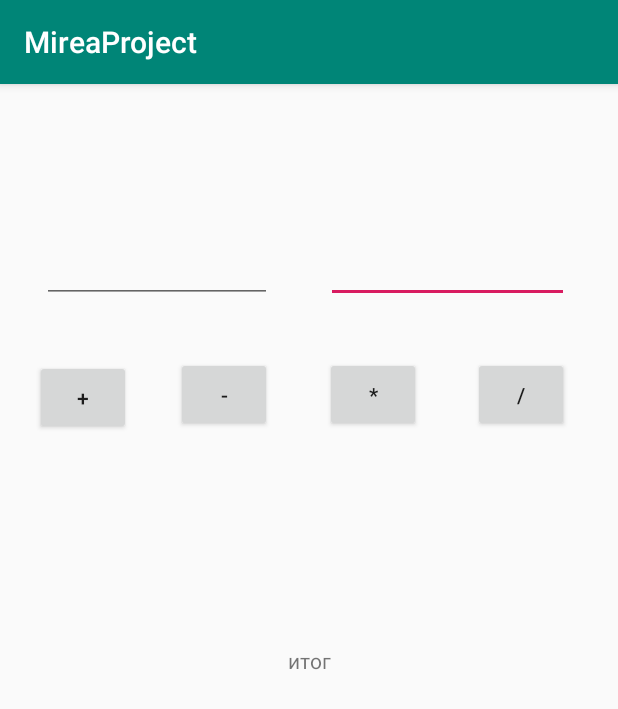
After one commit to JuliaDadasheva/MobileApplication, an Android app: the fragment CalcFragment shown on its own in the app's theme, on a phone screen of 412 x 824 dp. The commit adds this screen. Shown: the top 709 px of the screen. Run offline under Robolectric (Android 15) with nearby library versions, the phone set to English and light mode, and no system bars.

Commit message:
lablesson3

```diff
--- a/MireaProject/app/build.gradle
+++ b/MireaProject/app/build.gradle
@@ -26,6 +26,7 @@ dependencies {
     implementation 'androidx.navigation:navigation-fragment:2.0.0'
     implementation 'androidx.navigation:navigation-ui:2.0.0'
     implementation 'androidx.lifecycle:lifecycle-extensions:2.0.0'
+    implementation 'androidx.legacy:legacy-support-v4:1.0.0'
     testImplementation 'junit:junit:4.12'
     androidTestImplementation 'androidx.test:runner:1.1.1'
     androidTestImplementation 'androidx.test.espresso:espresso-core:3.1.1'
--- a/MireaProject/app/src/main/AndroidManifest.xml
+++ b/MireaProject/app/src/main/AndroidManifest.xml
@@ -1,7 +1,7 @@
 <?xml version="1.0" encoding="utf-8"?>
 <manifest xmlns:android="http://schemas.android.com/apk/res/android"
     package="ru.mirea.dadasheva.mireaproject">
-
+    <uses-permission android:name="android.permission.INTERNET" />
     <application
         android:allowBackup="true"
         android:icon="@mipmap/ic_launcher"
@@ -9,10 +9,12 @@
         android:roundIcon="@mipmap/ic_launcher_round"
         android:supportsRtl="true"
         android:theme="@style/AppTheme">
+
         <activity
             android:name=".MainActivity"
             android:label="@string/app_name"
             android:theme="@style/AppTheme.NoActionBar">
+
             <intent-filter>
                 <action android:name="android.intent.action.MAIN" />
 
--- /dev/null
+++ b/MireaProject/app/src/main/java/ru/mirea/dadasheva/mireaproject/CalcFragment.java
@@ -0,0 +1,136 @@
+package ru.mirea.dadasheva.mireaproject;
+
+import android.os.Bundle;
+import androidx.fragment.app.Fragment;
+import android.text.TextUtils;
+import android.view.LayoutInflater;
+import android.view.View;
+import android.view.ViewGroup;
+import android.widget.Button;
+import android.widget.EditText;
+import android.widget.TextView;
+
+/**
+ * A simple {@link Fragment} subclass.
+ * Use the {@link CalcFragment#newInstance} factory method to
+ * create an instance of this fragment.
+ */
+public class CalcFragment extends Fragment implements View.OnClickListener {
+     EditText etNum1;
+    EditText etNum2;
+    Button btnAdd;
+    Button btnSub;
+    Button btnMult;
+    Button btnDiv;
+
+    TextView tvResult;
+
+    String oper = "";
+    // TODO: Rename parameter arguments, choose names that match
+    // the fragment initialization parameters, e.g. ARG_ITEM_NUMBER
+    private static final String ARG_PARAM1 = "param1";
+    private static final String ARG_PARAM2 = "param2";
+
+    // TODO: Rename and change types of parameters
+    private String mParam1;
+    private String mParam2;
+
+
+    public CalcFragment() {
+        // Required empty public constructor
+
+    }
+
+    /**
+     * Use this factory method to create a new instance of
+     * this fragment using the provided parameters.
+     *
+     * @param param1 Parameter 1.
+     * @param param2 Parameter 2.
+     * @return A new instance of fragment CalcFragment.
+     */
+    // TODO: Rename and change types and number of parameters
+    public static CalcFragment newInstance(String param1, String param2) {
+        CalcFragment fragment = new CalcFragment();
+        Bundle args = new Bundle();
+        args.putString(ARG_PARAM1, param1);
+        args.putString(ARG_PARAM2, param2);
+        fragment.setArguments(args);
+        return fragment;
+    }
+    @Override
+    public void onClick(View v) {
+        // TODO Auto-generated method stub
+        float num1 = 0;
+        float num2 = 0;
+        float result = 0;
+
+        // Проверяем поля на пустоту
+        if (TextUtils.isEmpty(etNum1.getText().toString())
+                || TextUtils.isEmpty(etNum2.getText().toString())) {
+            return;
+        }
+
+        // читаем EditText и заполняем переменные числами
+        num1 = Float.parseFloat(etNum1.getText().toString());
+        num2 = Float.parseFloat(etNum2.getText().toString());
+
+        // определяем нажатую кнопку и выполняем соответствующую операцию
+        // в oper пишем операцию, потом будем использовать в выводе
+        switch (v.getId()) {
+            case R.id.button:
+                oper = "+";
+                result = num1 + num2;
+                break;
+            case R.id.button5:
+                oper = "-";
+                result = num1 - num2;
+                break;
+            case R.id.button6:
+                oper = "*";
+                result = num1 * num2;
+                break;
+            case R.id.button7:
+                oper = "/";
+                result = num1 / num2;
+                break;
+            default:
+                break;
+        }
+
+        // формируем строку вывода
+        tvResult.setText(num1 + " " + oper + " " + num2 + " = " + result);
+    }
+
+    @Override
+    public void onCreate(Bundle savedInstanceState) {
+        super.onCreate(savedInstanceState);
+
+        if (getArguments() != null) {
+            mParam1 = getArguments().getString(ARG_PARAM1);
+            mParam2 = getArguments().getString(ARG_PARAM2);
+        }
+    }
+
+    @Override
+    public View onCreateView(LayoutInflater inflater, ViewGroup container,
+                             Bundle savedInstanceState) {
+        View view = inflater.inflate(R.layout.fragment_calc, container, false);
+        // Inflate the layout for this fragment
+        etNum1 = (EditText) view.findViewById(R.id.editText2);
+        etNum2 = (EditText) view.findViewById(R.id.editText3);
+
+        btnAdd = (Button) view.findViewById(R.id.button);
+        btnSub = (Button) view.findViewById(R.id.button5);
+        btnMult = (Button) view.findViewById(R.id.button6);
+        btnDiv = (Button) view.findViewById(R.id.button7);
+
+        tvResult = (TextView) view.findViewById(R.id.textView2);
+        btnAdd.setOnClickListener(this);
+        btnSub.setOnClickListener(this);
+        btnMult.setOnClickListener(this);
+        btnDiv.setOnClickListener(this);
+
+        return view;
+    }
+}
--- a/MireaProject/app/src/main/java/ru/mirea/dadasheva/mireaproject/MainActivity.java
+++ b/MireaProject/app/src/main/java/ru/mirea/dadasheva/mireaproject/MainActivity.java
@@ -45,7 +45,7 @@ public class MainActivity extends AppCompatActivity {
         // menu should be considered as top level destinations.
         mAppBarConfiguration = new AppBarConfiguration.Builder(
                 R.id.nav_home, R.id.nav_gallery, R.id.nav_slideshow,
-                R.id.nav_tools, R.id.nav_share, R.id.nav_send)
+                R.id.nav_tools, R.id.nav_share, R.id.nav_send, R.id.brouserFragment)
                 .setDrawerLayout(drawer)
                 .build();
         NavController navController = Navigation.findNavController(this, R.id.nav_host_fragment);
--- /dev/null
+++ b/MireaProject/app/src/main/res/layout/fragment_calc.xml
@@ -0,0 +1,104 @@
+<?xml version="1.0" encoding="utf-8"?>
+<FrameLayout xmlns:android="http://schemas.android.com/apk/res/android"
+    xmlns:app="http://schemas.android.com/apk/res-auto"
+    xmlns:tools="http://schemas.android.com/tools"
+    android:layout_width="match_parent"
+    android:layout_height="match_parent"
+    tools:context=".CalcFragment">
+
+    <androidx.constraintlayout.widget.ConstraintLayout
+        android:layout_width="match_parent"
+        android:layout_height="match_parent">
+
+        <EditText
+            android:id="@+id/editText3"
+            android:layout_width="162dp"
+            android:layout_height="42dp"
+            android:layout_marginStart="16dp"
+            android:layout_marginLeft="16dp"
+            android:layout_marginTop="104dp"
+            android:layout_marginEnd="24dp"
+            android:layout_marginRight="24dp"
+            android:ems="10"
+            android:inputType="numberDecimal"
+            app:layout_constraintEnd_toEndOf="parent"
+            app:layout_constraintHorizontal_bias="0.692"
+            app:layout_constraintStart_toEndOf="@+id/editText2"
+            app:layout_constraintTop_toTopOf="parent"
+            />
+
+        <EditText
+            android:id="@+id/editText2"
+            android:layout_width="153dp"
+            android:layout_height="42dp"
+            android:layout_marginStart="28dp"
+            android:layout_marginLeft="28dp"
+            android:layout_marginTop="104dp"
+            android:ems="10"
+            android:inputType="numberDecimal"
+            app:layout_constraintStart_toStartOf="parent"
+            app:layout_constraintTop_toTopOf="parent" />
+
+        <Button
+            android:id="@+id/button7"
+            android:layout_width="64dp"
+            android:layout_height="50dp"
+            android:layout_marginStart="296dp"
+            android:layout_marginLeft="296dp"
+            android:layout_marginTop="36dp"
+            android:text="/"
+            app:layout_constraintEnd_toEndOf="parent"
+            app:layout_constraintHorizontal_bias="0.372"
+            app:layout_constraintStart_toStartOf="parent"
+            app:layout_constraintTop_toBottomOf="@+id/editText3" />
+
+        <Button
+            android:id="@+id/button"
+            android:layout_width="64dp"
+            android:layout_height="50dp"
+            android:layout_marginTop="38dp"
+            android:onClick="onClick"
+            android:text="+"
+            app:layout_constraintEnd_toStartOf="@+id/button5"
+            app:layout_constraintHorizontal_bias="0.436"
+            app:layout_constraintStart_toStartOf="parent"
+            app:layout_constraintTop_toBottomOf="@+id/editText2" />
+
+        <Button
+            android:id="@+id/button5"
+            android:layout_width="64dp"
+            android:layout_height="50dp"
+            android:layout_marginStart="92dp"
+            android:layout_marginLeft="92dp"
+            android:layout_marginTop="36dp"
+            android:text="-"
+            app:layout_constraintEnd_toStartOf="@+id/button6"
+            app:layout_constraintHorizontal_bias="0.416"
+            app:layout_constraintStart_toStartOf="parent"
+            app:layout_constraintTop_toBottomOf="@+id/editText2" />
+
+        <Button
+            android:id="@+id/button6"
+            android:layout_width="64dp"
+            android:layout_height="50dp"
+            android:layout_marginStart="184dp"
+            android:layout_marginLeft="184dp"
+            android:layout_marginTop="36dp"
+            android:text="*"
+            app:layout_constraintEnd_toStartOf="@+id/button7"
+            app:layout_constraintHorizontal_bias="0.485"
+            app:layout_constraintStart_toStartOf="parent"
+            app:layout_constraintTop_toBottomOf="@+id/editText3" />
+
+        <TextView
+            android:id="@+id/textView2"
+            android:layout_width="wrap_content"
+            android:layout_height="wrap_content"
+            android:text="итог"
+            app:layout_constraintBottom_toBottomOf="parent"
+            app:layout_constraintEnd_toEndOf="parent"
+            app:layout_constraintStart_toStartOf="parent"
+            app:layout_constraintTop_toTopOf="parent" />
+
+    </androidx.constraintlayout.widget.ConstraintLayout>
+</FrameLayout>
--- a/MireaProject/app/src/main/res/values/strings.xml
+++ b/MireaProject/app/src/main/res/values/strings.xml
@@ -13,4 +13,7 @@
     <string name="menu_tools">Tools</string>
     <string name="menu_share">Share</string>
     <string name="menu_send">Send</string>
+
+    <!-- TODO: Remove or change this placeholder text -->
+    <string name="hello_blank_fragment">Hello blank fragment</string>
 </resources>
```
Also changed, not shown: MireaProject/app/src/main/java/ru/mirea/dadasheva/mireaproject/BrouserFragment.java (added, +106 -0 lines), MireaProject/app/src/main/res/layout/fragment_brouser1.xml (added, +30 -0 lines), MireaProject/app/src/main/res/menu/activity_main_drawer.xml (+8 -0 lines), MireaProject/app/src/main/res/navigation/mobile_navigation.xml (+10 -0 lines), 1 other file.
